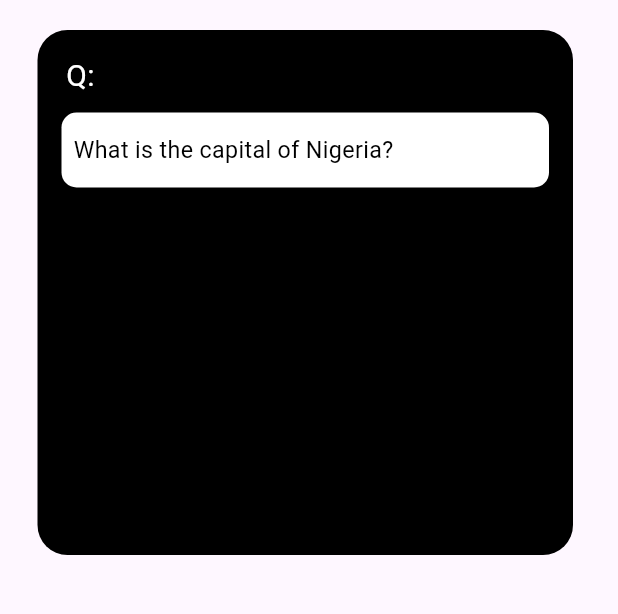
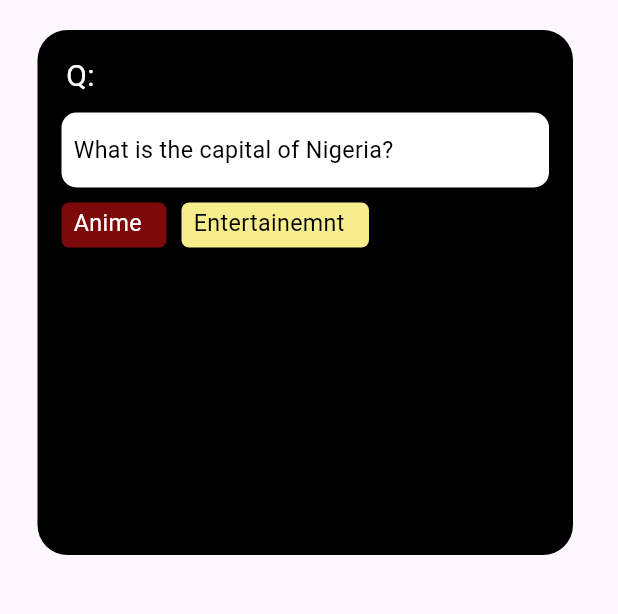
Before and after one commit to zdravkostanin1/quiz_snap, a Flutter app: the screen it shows after launch, on a phone screen of 412 x 824 dp, the part 99-713 px from its top. Run offline on Flutter 3.47's test engine with Material 3 defaults, Android fonts, the phone set to English and light mode, and no system bars.

Commit message:
Creating a new widget for the categories of the question with mocked data.

```diff
--- a/lib/main.dart
+++ b/lib/main.dart
@@ -90,6 +90,8 @@ class QuizCard extends StatelessWidget {
                   ),
                 ),
               ),
+              SizedBox(height: 10.0),
+              CategoriesWidget(),
             ],
           ),
         ),
@@ -97,3 +99,46 @@ class QuizCard extends StatelessWidget {
     );
   }
 }
+
+class CategoriesWidget extends StatelessWidget {
+  const CategoriesWidget({super.key});
+
+  @override
+  Widget build(BuildContext context) {
+    return Row(
+      children: [
+        Container(
+          width: 70,
+          height: 30,
+          decoration: BoxDecoration(
+            color: Color(0xff7D0A0A),
+            borderRadius: BorderRadius.circular(5.0),
+          ),
+          child: Padding(
+            padding: const EdgeInsets.only(left: 8.0, top: 3.0),
+            child: Text(
+              "Anime",
+              style: TextStyle(color: Colors.white, fontSize: 15.5),
+            ),
+          ),
+        ),
+        SizedBox(width: 10.0),
+        Container(
+          width: 125,
+          height: 30,
+          decoration: BoxDecoration(
+            color: Color(0xffF8ED8C),
+            borderRadius: BorderRadius.circular(5.0),
+          ),
+          child: Padding(
+            padding: const EdgeInsets.only(left: 8.0, top: 3.0),
+            child: Text(
+              "Entertainemnt",
+              style: TextStyle(color: Colors.black, fontSize: 15.5),
+            ),
+          ),
+        ),
+      ],
+    );
+  }
+}
```
